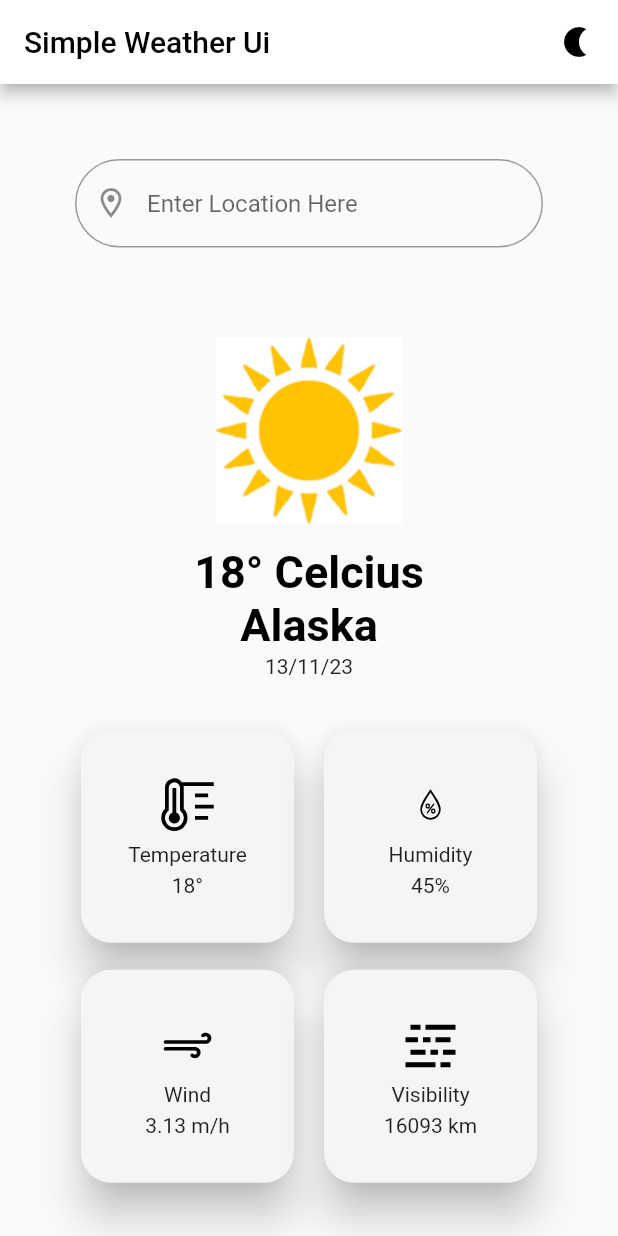
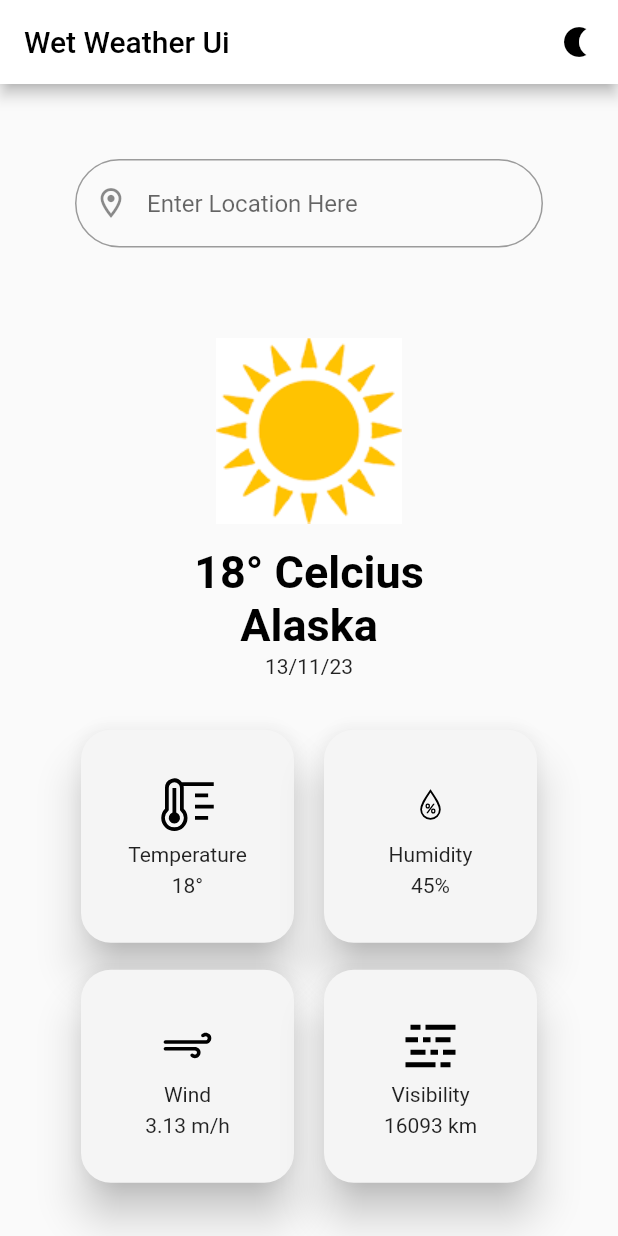
Before and after one commit to bankoleifeoluwa/simple_flutterWeather_UI, a Flutter app: the screen it shows after launch, on a phone screen of 412 x 824 dp. Run offline on Flutter 3.47's test engine with Material 2 defaults, Android fonts, the phone set to English and light mode, and no system bars; our stand-ins replace flutter_svg.

Commit message:
changed app name, and svg properties

```diff
--- a/lib/mainPage.dart
+++ b/lib/mainPage.dart
@@ -3,7 +3,7 @@
 import 'package:flutter/material.dart';
 import 'package:weather_ui/reuseable_card.dart';
 import 'package:weather_ui/reuseable_text.dart';
-import 'package:flutter_svg/flutter_svg.dart';
+// import 'package:flutter_svg/flutter_svg.dart';
 
 class MainPage extends StatelessWidget {
   const MainPage({super.key});
@@ -17,7 +17,7 @@ class MainPage extends StatelessWidget {
             title: Row(
               children: [
                 Text(
-                  "Simple Weather Ui",
+                  "Wet Weather Ui",
                   style: TextStyle(color: Colors.black),
                 ),
                 Expanded(
```
